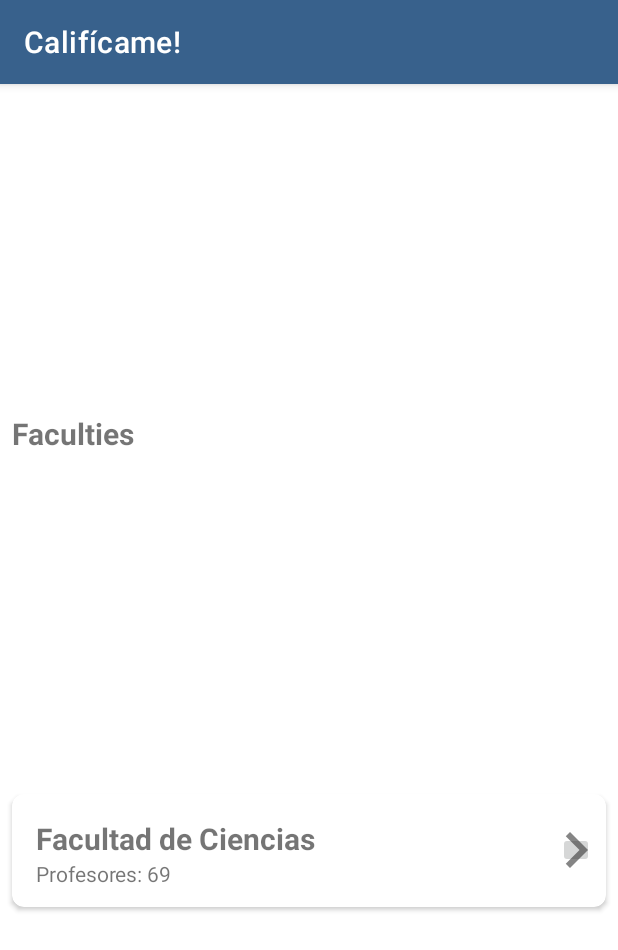
After one commit to HectorMCT/Calificame_Equipo9, an Android app: the faculty screen opened directly, with no data from a screen before it, on a phone screen of 412 x 824 dp. The commit adds this screen. Shown: the top 950 px of the screen. Run offline under Robolectric (Android 15) with nearby library versions, the phone set to English and light mode, and no system bars.

Commit message:
Componentes Universidad, Materia y Facultad
Creación de los componentes para las vistas de Universidad, Materia y Facultad.

```diff
--- a/CalificameApp/app/src/main/AndroidManifest.xml
+++ b/CalificameApp/app/src/main/AndroidManifest.xml
@@ -9,7 +9,11 @@
         android:roundIcon="@mipmap/ic_launcher_round"
         android:supportsRtl="true"
         android:theme="@style/Theme.Califícame">
-        <activity android:name=".view.AboutUsActivity"></activity>
+        <activity android:name=".subject"></activity>
+        <activity android:name=".faculty" />
+        <activity android:name=".university" />
+        <activity android:name=".recov_pass" />
+        <activity android:name=".view.AboutUsActivity" />
         <activity android:name=".MainActivity" />
         <activity android:name=".view.SignUpActivity" />
         <activity android:name=".view.SignInActivity">
--- /dev/null
+++ b/CalificameApp/app/src/main/java/com/esielkar/calificame/faculty.kt
@@ -0,0 +1,11 @@
+package com.esielkar.calificame
+
+import androidx.appcompat.app.AppCompatActivity
+import android.os.Bundle
+
+class faculty : AppCompatActivity() {
+    override fun onCreate(savedInstanceState: Bundle?) {
+        super.onCreate(savedInstanceState)
+        setContentView(R.layout.activity_faculty)
+    }
+}
--- /dev/null
+++ b/CalificameApp/app/src/main/res/drawable-anydpi/ic_more.xml
@@ -0,0 +1,16 @@
+<vector xmlns:android="http://schemas.android.com/apk/res/android"
+    android:width="24dp"
+    android:height="24dp"
+    android:viewportWidth="24"
+    android:viewportHeight="24"
+    android:tint="#333333"
+    android:alpha="0.6">
+  <group android:scaleX="2"
+      android:scaleY="2"
+      android:translateX="-12"
+      android:translateY="-12">
+    <path
+        android:fillColor="@android:color/white"
+        android:pathData="M8.59,16.59L13.17,12 8.59,7.41 10,6l6,6 -6,6 -1.41,-1.41z"/>
+  </group>
+</vector>
--- /dev/null
+++ b/CalificameApp/app/src/main/res/layout/activity_faculty.xml
@@ -0,0 +1,83 @@
+<?xml version="1.0" encoding="utf-8"?>
+<androidx.constraintlayout.widget.ConstraintLayout xmlns:android="http://schemas.android.com/apk/res/android"
+    xmlns:app="http://schemas.android.com/apk/res-auto"
+    xmlns:tools="http://schemas.android.com/tools"
+    xmlns:card_view="http://schemas.android.com/apk/res-auto"
+    android:layout_width="match_parent"
+    android:layout_height="match_parent"
+    tools:context=".faculty">
+
+    <TextView
+        android:id="@+id/textView"
+        android:layout_width="match_parent"
+        android:layout_height="wrap_content"
+        android:padding="8dp"
+        android:text="@string/faculties"
+        android:textSize="20sp"
+        android:textStyle="bold"
+        android:gravity="center_vertical"
+        app:layout_constraintBottom_toTopOf="@+id/card_faculty"
+        app:layout_constraintEnd_toEndOf="parent"
+        app:layout_constraintStart_toStartOf="parent"
+        app:layout_constraintTop_toTopOf="parent"
+        tools:ignore="MissingConstraints" />
+
+    <androidx.cardview.widget.CardView
+        android:id="@+id/card_faculty"
+        android:layout_width="match_parent"
+        android:layout_height="75dp"
+        android:layout_gravity="center"
+        android:layout_margin="8dp"
+        android:padding="8dp"
+        app:layout_constraintBottom_toBottomOf="parent"
+        app:layout_constraintEnd_toEndOf="parent"
+        app:layout_constraintStart_toStartOf="parent"
+        app:layout_constraintTop_toBottomOf="@+id/textView"
+        card_view:cardCornerRadius="8dp">
+
+        <RelativeLayout
+            android:layout_width="match_parent"
+            android:layout_height="match_parent"
+            tools:ignore="ExtraText">
+
+            <TextView
+                android:id="@+id/text_faculty"
+                android:layout_width="wrap_content"
+                android:layout_height="wrap_content"
+                android:layout_marginStart="16dp"
+                android:layout_marginTop="16dp"
+                android:text="@string/name_facultiy_label"
+                android:gravity="center_vertical"
+                android:textSize="20sp"
+                android:textStyle="bold" />
+
+            <TextView
+                android:id="@+id/text_prof_faculty"
+                android:layout_width="wrap_content"
+                android:layout_height="wrap_content"
+                android:layout_below="@+id/text_faculty"
+                android:layout_marginStart="16dp"
+                android:text="@string/prof_facultiy_label"
+                android:gravity="center_vertical"
+                android:textSize="14sp"
+                android:textStyle="normal" />
+
+            <ImageButton
+                android:id="@+id/more_faculty"
+                android:layout_width="24dp"
+                android:layout_height="24dp"
+                android:layout_alignParentEnd="true"
+                android:layout_centerVertical="true"
+                android:layout_marginStart="8dp"
+                android:layout_marginTop="8dp"
+                android:layout_marginEnd="8dp"
+                android:layout_marginBottom="8dp"
+                android:src="@drawable/ic_more" />
+
+        </RelativeLayout>
+    </androidx.cardview.widget.CardView>
+
+
+
+
+</androidx.constraintlayout.widget.ConstraintLayout>
--- a/CalificameApp/app/src/main/res/values/strings.xml
+++ b/CalificameApp/app/src/main/res/values/strings.xml
@@ -14,22 +14,26 @@
     <string name="sign_in_label">Sign In</string>
     <string name="sign_up_label">Sign Up</string>
     <string name="about_us_label">About Us</string>
+    <string name="forgot_password_label">Frogot Password</string>
 
     <!-- Texts -->
-    <string name ="about_us_text"> Lorem ipsum dolor sit amet, consectetur adipiscing elit, sed do eiusmod tempor incididunt ut labore et dolore magna aliqua. Ut enim ad minim veniam, quis nostrud exercitation ullamco laboris nisi ut aliquip ex ea commodo consequat. Duis aute irure dolor in reprehenderit in voluptate velit esse cillum dolore eu fugiat nulla pariatur. Excepteur sint occaecat cupidatat non proident, sunt in culpa qui officia deserunt mollit anim id est laborum.</string>
+    <string name="about_us_text"> Lorem ipsum dolor sit amet, consectetur adipiscing elit, sed do eiusmod tempor incididunt ut labore et dolore magna aliqua. Ut enim ad minim veniam, quis nostrud exercitation ullamco laboris nisi ut aliquip ex ea commodo consequat. Duis aute irure dolor in reprehenderit in voluptate velit esse cillum dolore eu fugiat nulla pariatur. Excepteur sint occaecat cupidatat non proident, sunt in culpa qui officia deserunt mollit anim id est laborum.</string>
+    <string name="recov_pass">Write you email and we\'ll send you link to get back your account.</string>
 
     <!-- Buttons -->
     <string name="forgot_password_text_button">Forgot Password</string>
     <string name="skip_sign_in_text_button">Skip Login</string>
     <string name="skip_sign_up_text_button">Skip Sign Up</string>
+    <string name="cancel_label">CANCEL</string>
+    <string name="send_label">SEND</string>
 
     <!-- Version -->
     <string name="version">Versión 1.0</string>
 
     <!-- Drawer -->
-        <!-- Header -->
-        <string name="drawer_header_title">Username</string>
-        <string name="drawer_header_subtitle">Email</string>
+    <!-- Header -->
+    <string name="drawer_header_title">Username</string>
+    <string name="drawer_header_subtitle">Email</string>
 
     <string name="drawer_home">Home</string>
     <string name="drawer_change_university">Change University</string>
@@ -38,4 +42,11 @@
     <string name="drawer_help">Help</string>
     <string name="drawer_about_us">About Us</string>
     <string name="drawer_sign_out">Sign out</string>
+
+    <!-- More -->
+    <string name="name_facultiy_label">Facultad de Ciencias</string>
+    <string name="prof_facultiy_label">Profesores: 69</string>
+    <string name="faculties">Faculties</string>
+    <string name="name_IPN_label">Instituto Politecnico Nacional</string>
+    <string name="name_programacion_label">Programación</string>
 </resources>
```
Also changed, not shown: CalificameApp/app/src/main/java/com/esielkar/calificame/recov_pass.kt (added, +11 -0 lines), CalificameApp/app/src/main/java/com/esielkar/calificame/subject.kt (added, +11 -0 lines), CalificameApp/app/src/main/java/com/esielkar/calificame/university.kt (added, +11 -0 lines), CalificameApp/app/src/main/res/layout/activity_recov_pass.xml (added, +114 -0 lines), CalificameApp/app/src/main/res/layout/activity_subject.xml (added, +74 -0 lines), CalificameApp/app/src/main/res/layout/activity_university.xml (added, +90 -0 lines), CalificameApp/app/src/main/res/drawable-hdpi/ic_more.png (added), CalificameApp/app/src/main/res/drawable-mdpi/ic_more.png (added), CalificameApp/app/src/main/res/drawable-xhdpi/ic_more.png (added), CalificameApp/app/src/main/res/drawable-xxhdpi/ic_more.png (added), CalificameApp/app/src/main/res/drawable/right_arrow_icon.png (added).
